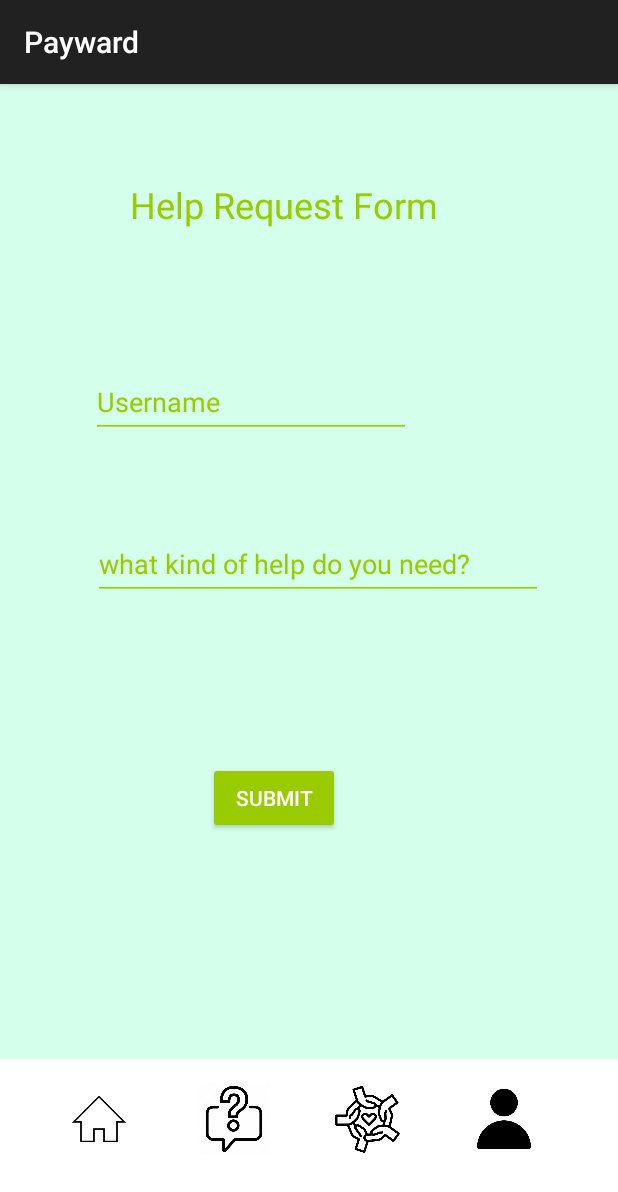
After one commit to forbesne/Payward, an Android app built with Jetpack Compose: the fragment HelpRequestFragment placed in its activity, on a phone screen of 412 x 824 dp. The commit adds this screen. Shown: the top 1192 px of the screen. Run offline under Robolectric (Android 15) with nearby library versions, the phone set to English and light mode, and no system bars; our stand-ins replace Firebase (no records; nobody signed in at launch, a user with empty details on screens opened directly); 6 statements that could not run were skipped.

Commit message:
added all new fragments!!!

```diff
--- a/app/build.gradle
+++ b/app/build.gradle
@@ -38,6 +38,11 @@ android {
             proguardFiles getDefaultProguardFile('proguard-android-optimize.txt'), 'proguard-rules.pro'
         }
     }
+
+    buildFeatures{
+        viewBinding true
+    }
+
     compileOptions {
         sourceCompatibility JavaVersion.VERSION_1_8
         targetCompatibility JavaVersion.VERSION_1_8
--- /dev/null
+++ b/app/src/main/java/com/payward/mobile/HelpRequestFragment.kt
@@ -0,0 +1,6 @@
+package com.payward.mobile
+
+import androidx.fragment.app.Fragment
+
+class HelpRequestFragment : Fragment(R.layout.help_request_fragment) {
+}
--- /dev/null
+++ b/app/src/main/java/com/payward/mobile/HomeFragment.kt
@@ -0,0 +1,98 @@
+package com.payward.mobile
+
+import android.view.ViewGroup
+import androidx.fragment.app.Fragment
+import android.app.AlertDialog
+import android.content.DialogInterface
+import android.os.Bundle
+import android.view.LayoutInflater
+import android.view.View
+import android.widget.Button
+import android.widget.TextView
+import androidx.activity.ComponentActivity
+import androidx.appcompat.app.AppCompatActivity
+import androidx.lifecycle.MutableLiveData
+import androidx.lifecycle.Observer
+import androidx.lifecycle.ViewModelProvider
+import androidx.recyclerview.widget.DefaultItemAnimator
+import androidx.recyclerview.widget.LinearLayoutManager
+import androidx.recyclerview.widget.RecyclerView
+import com.payward.mobile.databinding.ActivityMainBinding
+import com.payward.mobile.dto.Request
+import com.payward.mobile.dto.Response
+import kotlin.reflect.typeOf
+
+class HomeFragment : Fragment() {
+
+    private lateinit var viewModel: MainViewModel
+    private var requestList = ArrayList<Request>()
+
+    override fun onCreateView(
+        inflater: LayoutInflater,
+        container: ViewGroup?,
+        savedInstanceState: Bundle?
+    ): View? {
+        return inflater.inflate(R.layout.home_fragment, container, false)
+    }
+
+    override fun onCreate(savedInstanceState: Bundle?) {
+        super.onCreate(savedInstanceState)
+
+        viewModel = ViewModelProvider(this).get(MainViewModel::class.java)
+        viewModel.initializeFirebase()
+
+        var rvRequests : RecyclerView = findViewById<RecyclerView>(R.id.rvRequests)
+        rvRequests.hasFixedSize()
+        rvRequests.layoutManager = LinearLayoutManager(applicationContext)
+        rvRequests.itemAnimator = DefaultItemAnimator()
+        rvRequests.adapter = RequestsAdapter(requestList, R.layout.item_post)
+
+        viewModel.requests.observeForever { requests ->
+            requestList.removeAll(requestList)
+            requestList.addAll(requests)
+            rvRequests.adapter!!.notifyDataSetChanged()
+        }
+
+    }
+
+
+    inner class RequestsAdapter(val requests: ArrayList<Request>, val itemPost: Int) :
+        RecyclerView.Adapter<HomeFragment.RequestViewHolder>() {
+
+        override fun onCreateViewHolder(parent: ViewGroup, viewType: Int): RequestViewHolder {
+            val view = LayoutInflater.from(parent.context).inflate(itemPost, parent, false)
+            return RequestViewHolder(view)
+        }
+
+        override fun onBindViewHolder(holder: RequestViewHolder, position: Int) {
+            val request = requests.get(position)
+            holder.updateRequest(request)
+        }
+
+        override fun getItemCount(): Int {
+            return requests.size
+        }
+    }
+
+    inner class RequestViewHolder(itemView: View) : RecyclerView.ViewHolder(itemView) {
+
+        private var lblUserName: TextView = itemView.findViewById(R.id.username)
+        private var lblDescription: TextView = itemView.findViewById(R.id.description)
+        private var btnRespond: Button = itemView.findViewById(R.id.btnRespond)
+
+        fun updateRequest(request: Request) {
+
+            lblUserName.text = request.userId
+            lblDescription.text = request.text
+
+            btnRespond.setOnClickListener {
+                respondRequest(request)
+            }
+
+        }
+
+        private fun respondRequest(request: Request) {
+            viewModel.respond(request)
+        }
+    }
+}
--- a/app/src/main/java/com/payward/mobile/MainActivity.kt
+++ b/app/src/main/java/com/payward/mobile/MainActivity.kt
@@ -16,25 +16,43 @@ import androidx.lifecycle.ViewModelProvider
 import androidx.recyclerview.widget.DefaultItemAnimator
 import androidx.recyclerview.widget.LinearLayoutManager
 import androidx.recyclerview.widget.RecyclerView
+import com.payward.mobile.databinding.ActivityMainBinding
 import com.payward.mobile.dto.Request
 import com.payward.mobile.dto.Response
 
 class MainActivity : AppCompatActivity() {
 
-    private lateinit var viewModel: MainViewModel
-    private var requestList = ArrayList<Request>()
+   // private lateinit var viewModel: MainViewModel
+   // private var requestList = ArrayList<Request>()
 
     override fun onCreate(savedInstanceState: Bundle?) {
         super.onCreate(savedInstanceState)
         this.setContentView(R.layout.activity_main)
 
-        viewModel = ViewModelProvider(this).get(MainViewModel::class.java)
+        val homeFragment = HomeFragment()
+        supportFragmentManager.beginTransaction().replace(R.id.fragmentContainer, homeFragment).commit()
+
+        var homeButton = findViewById<Button>(R.id.homeBtn)
+        homeButton.setOnClickListener {
+            supportFragmentManager.beginTransaction().apply {
+                replace(R.id.fragmentContainer, homeFragment)
+                commit()
+            }
+        }
+
+        val helpRequestFragment = HelpRequestFragment()
+        var helpRequestButton = findViewById<Button>(R.id.helpRequestBtn)
+        helpRequestButton.setOnClickListener {
+            supportFragmentManager.beginTransaction().apply {
+                replace(R.id.fragmentContainer, helpRequestFragment)
+                commit()
+            }
+        }
+
+
+     /*   viewModel = ViewModelProvider(this).get(MainViewModel::class.java)
         viewModel.initializeFirebase()
 
-        var btnHelpRequest = findViewById<Button>(R.id.helpRequestBtn)
-        btnHelpRequest.setOnClickListener {
-
-        }
         var rvRequests = findViewById<RecyclerView>(R.id.rvRequests)
         rvRequests.hasFixedSize()
         rvRequests.layoutManager = LinearLayoutManager(applicationContext)
@@ -83,11 +101,11 @@ class MainActivity : AppCompatActivity() {
                 respondRequest(request)
             }
 
-        }
+        }*/
     }
 
-    private fun respondRequest(request: Request) {
+   /* private fun respondRequest(request: Request) {
        viewModel.respond(request)
-    }
+    } */
 
 }
--- a/app/src/main/res/layout/activity_main.xml
+++ b/app/src/main/res/layout/activity_main.xml
@@ -8,57 +8,11 @@
     android:background="@color/pastel_green"
     tools:context=".MainActivity">
 
-    <LinearLayout
+    <androidx.fragment.app.FragmentContainerView
         android:orientation="horizontal"
         android:layout_width="match_parent"
-        android:layout_height="match_parent"
-        android:layout_marginTop="0dp"
-        android:background="@color/pastel_green">
-
-    <SearchView
-        android:id="@+id/simpleSearchView"
-        android:layout_width="290dp"
-        android:layout_height="wrap_content"
-        android:layout_marginStart="30dp"
-        android:layout_marginTop="20dp"
-        android:background="@color/white"/>
-
-        <Button
-            android:id="@+id/dms"
-            android:layout_width="48dp"
-            android:layout_height="48dp"
-            android:layout_marginStart="12dp"
-            android:layout_marginTop="20dp"
-            android:background="@drawable/dms"
-            android:contentDescription="@string/app_name"
-            tools:ignore="DuplicateSpeakableTextCheck" />
-
-    </LinearLayout>
-
-    <LinearLayout
-        android:orientation="vertical"
-        android:layout_width="match_parent"
-        android:layout_height="match_parent"
-        android:layout_marginTop="90dp"
-        android:background="@color/pastel_green">
-
-        <androidx.cardview.widget.CardView
-            android:layout_width="360dp"
-            android:layout_height="530dp"
-            android:layout_marginStart="24dp"
-            app:cardCornerRadius="30dp">
-
-            <androidx.recyclerview.widget.RecyclerView
-                android:id="@+id/rvRequests"
-                android:layout_width="330dp"
-                android:layout_height="508dp"
-                android:layout_marginStart="15dp"
-                android:layout_marginTop="10dp"
-                android:background="@color/white" />
-
-        </androidx.cardview.widget.CardView>
-
-    </LinearLayout>
+        android:layout_height="650dp"
+        android:id="@+id/fragmentContainer"/>
 
     <LinearLayout
         android:orientation="horizontal"
--- /dev/null
+++ b/app/src/main/res/layout/charity_fragment.xml
@@ -0,0 +1,6 @@
+<?xml version="1.0" encoding="utf-8"?>
+<RelativeLayout xmlns:android="http://schemas.android.com/apk/res/android"
+    android:layout_width="match_parent"
+    android:layout_height="match_parent">
+
+</RelativeLayout>
--- /dev/null
+++ b/app/src/main/res/layout/help_request_fragment.xml
@@ -0,0 +1,74 @@
+<?xml version="1.0" encoding="utf-8"?>
+<RelativeLayout xmlns:android="http://schemas.android.com/apk/res/android"
+    android:layout_width="match_parent"
+    android:layout_height="match_parent"
+    xmlns:tools="http://schemas.android.com/tools"
+    xmlns:app="http://schemas.android.com/apk/res-auto"
+    android:background="@color/pastel_green">
+
+    <TextView
+        android:id="@+id/title"
+        android:layout_width="wrap_content"
+        android:layout_height="wrap_content"
+        android:layout_alignParentEnd="true"
+        android:layout_marginTop="64dp"
+        android:layout_marginEnd="120dp"
+        android:text="@string/title"
+        android:textColor="@android:color/holo_green_light"
+        android:textSize="24sp"
+        app:layout_constraintEnd_toEndOf="parent"
+        app:layout_constraintStart_toStartOf="parent"
+        app:layout_constraintTop_toTopOf="parent" />
+
+    <EditText
+        android:id="@+id/user_name"
+        android:layout_width="wrap_content"
+        android:layout_height="wrap_content"
+        android:layout_alignParentEnd="true"
+        android:layout_marginTop="188dp"
+        android:layout_marginEnd="138dp"
+        android:ems="10"
+        android:hint="@string/name"
+        android:inputType="text"
+        android:minHeight="48dp"
+        android:textColorHint="@android:color/holo_green_light"
+        android:backgroundTint="@android:color/holo_green_light"
+        app:layout_constraintEnd_toEndOf="parent"
+        app:layout_constraintHorizontal_bias="0.233"
+        app:layout_constraintStart_toStartOf="parent"
+        app:layout_constraintTop_toTopOf="parent" />
+
+    <EditText
+        android:id="@+id/description"
+        android:layout_width="300dp"
+        android:layout_height="wrap_content"
+        android:layout_alignParentEnd="true"
+        android:layout_marginTop="296dp"
+        android:layout_marginEnd="50dp"
+        android:ems="10"
+        android:hint="@string/description"
+        android:inputType="text"
+        android:maxLines="2"
+        android:minHeight="48dp"
+        android:textColorHint="@android:color/holo_green_light"
+        android:backgroundTint="@android:color/holo_green_light"
+        app:layout_constraintEnd_toEndOf="parent"
+        app:layout_constraintHorizontal_bias="0.423"
+        app:layout_constraintStart_toStartOf="parent"
+        app:layout_constraintTop_toTopOf="parent" />
+
+    <Button
+        android:id="@+id/submit_button"
+        android:layout_width="wrap_content"
+        android:layout_height="wrap_content"
+        android:layout_alignParentEnd="true"
+        android:layout_marginTop="452dp"
+        android:layout_marginEnd="185dp"
+        android:backgroundTint="@android:color/holo_green_light"
+        android:text="SUBMIT"
+        app:layout_constraintEnd_toEndOf="parent"
+        app:layout_constraintHorizontal_bias="0.498"
+        app:layout_constraintStart_toStartOf="parent"
+        app:layout_constraintTop_toTopOf="parent" />
+
+</RelativeLayout>
--- a/app/src/main/res/values/strings.xml
+++ b/app/src/main/res/values/strings.xml
@@ -5,4 +5,7 @@
     <string name="textview3">TextView</string>
 <!-- TODO: Remove or change this placeholder text -->
     <string name="hello_blank_fragment">Hello blank fragment</string>
+    <string name="description">what kind of help do you need?</string>
+    <string name="name">Username</string>
+    <string name="title">Help Request Form</string>
 </resources>
```
Also changed, not shown: app/src/main/res/layout/home_fragment.xml (added, +62 -0 lines).
